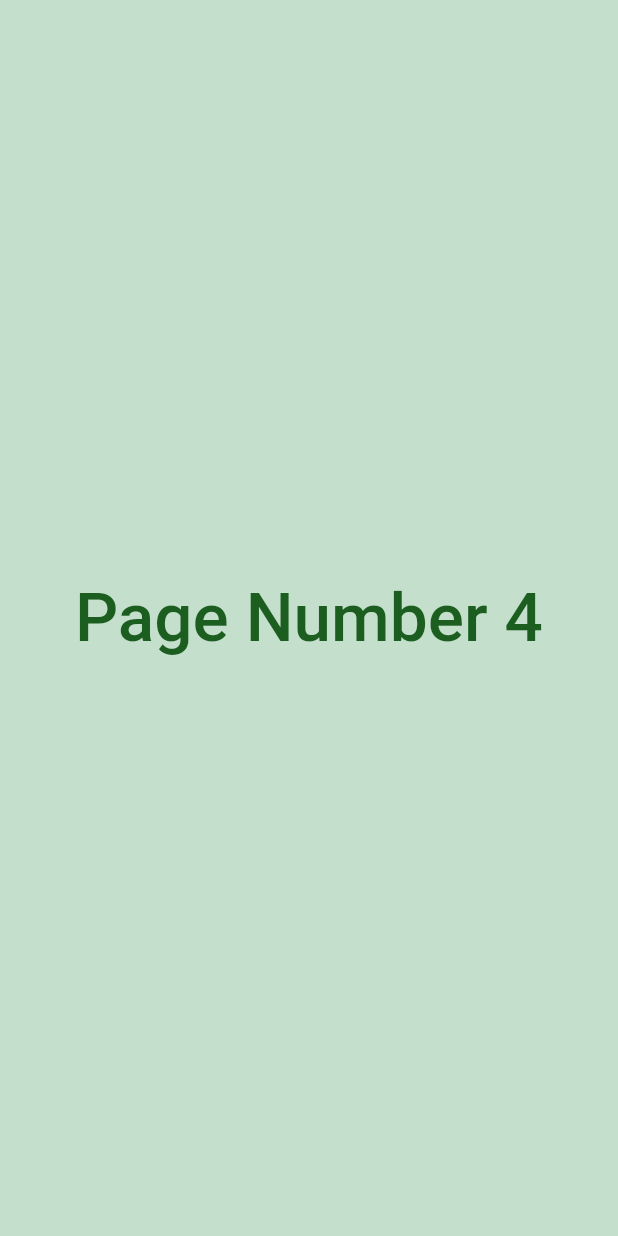
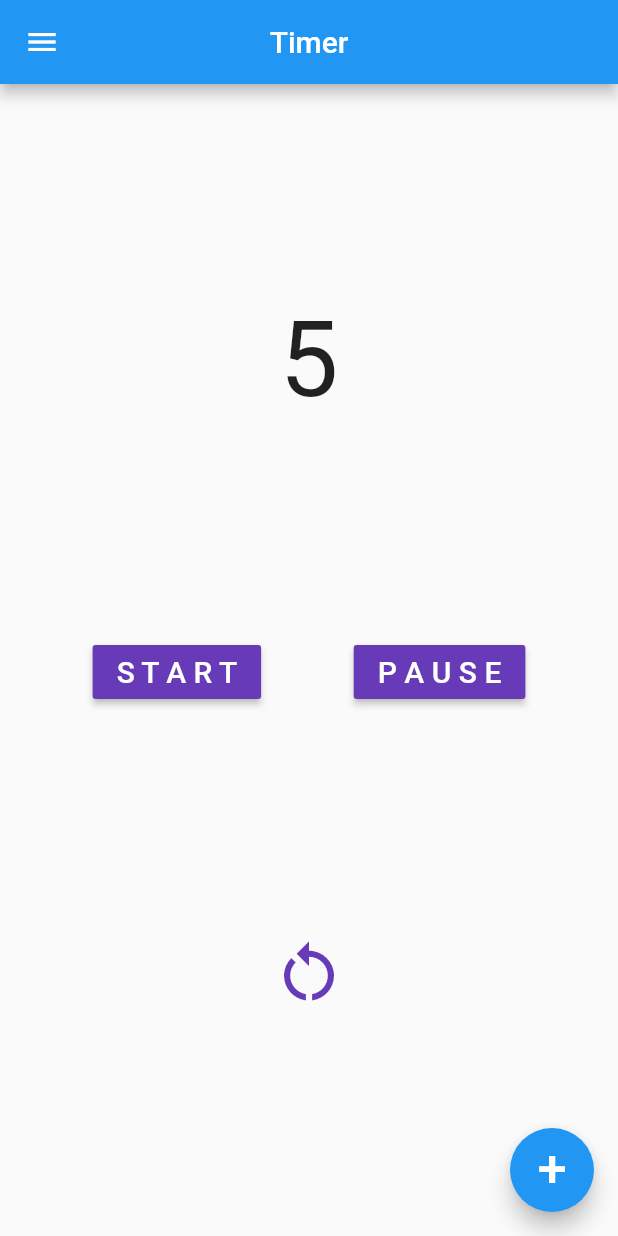
Before and after one commit to Rishikesh-278/Authentication, a Flutter app: the TimerPage screen opened directly, on a phone screen of 412 x 824 dp. Run offline on Flutter 3.47's test engine with Material 2 defaults, Android fonts, the phone set to English and light mode, and no system bars; our stand-ins replace firebase_auth, firebase_core, google_sign_in; accounts and stored records are empty.

Commit message:
Added the drawer to a seperate page (drawer.dart) optimized imports and added a Timer.dart

```diff
--- a/lib/AuthService.dart
+++ b/lib/AuthService.dart
@@ -1,9 +1,8 @@
+import 'package:authentication/LoginPage.dart';
 import 'package:authentication/MainPage.dart';
-import 'package:authentication/LoginPage.dart';
+import 'package:firebase_auth/firebase_auth.dart';
 import 'package:flutter/material.dart';
-import 'package:firebase_auth/firebase_auth.dart';
 import 'package:google_sign_in/google_sign_in.dart';
-import 'package:http/http.dart' as http;
 
 class AuthService {
 
--- a/lib/MainPage.dart
+++ b/lib/MainPage.dart
@@ -10,6 +10,8 @@ class MainPage extends StatefulWidget {
 }
 
 class _MainPageState extends State<MainPage> {
+
+
   int _CurrentIndex = 0;
 
   void onTapped(int index) {
@@ -22,6 +24,7 @@ class _MainPageState extends State<MainPage> {
     Home(),
     TimerPage(),
   ];
+
 
   @override
   Widget build(BuildContext context) {
@@ -41,4 +44,6 @@ class _MainPageState extends State<MainPage> {
       ],
     );
   }
+
+
 }
--- a/lib/Screens/Timer.dart
+++ b/lib/Screens/Timer.dart
@@ -1,4 +1,6 @@
 import 'package:flutter/material.dart';
+import 'package:authentication/components/drawer.dart';
+import 'dart:async';
 
 class TimerPage extends StatefulWidget {
   const TimerPage({Key? key}) : super(key: key);
@@ -8,19 +10,88 @@ class TimerPage extends StatefulWidget {
 }
 
 class _TimerPageState extends State<TimerPage> {
+
+  Timer? timer;
+
+  int timeLeft = 5;
+
+  void _StartCountDown() {
+    Timer.periodic(const Duration(seconds: 1), (timer) {
+      setState(() {
+        if (timeLeft > 0) {
+          timeLeft--;
+        } else {
+          timer.cancel();
+        }
+      });
+    });
+  }
+
+  void _StopTimer()
+  {
+    timer?.cancel();
+  }
+
   @override
   Widget build(BuildContext context) {
-    return Container(
-      color: const Color(0xffC4DFCB),
-      child: Center(
-        child: Text(
-          "Page Number 4",
-          style: TextStyle(
-            color: Colors.green[900],
-            fontSize: 45,
-            fontWeight: FontWeight.w500,
-          ),
+    return Scaffold(
+      appBar: AppBar(
+        title: const Text("Timer"),
+        centerTitle: true,
+      ),
+      drawer: const SafeDrawer(),
+      body: Center(
+        child: Column(
+          mainAxisAlignment: MainAxisAlignment.spaceEvenly,
+          children: <Widget>[
+            Text(
+              timeLeft.toString(),
+              style: const TextStyle(fontSize: 70),
+            ),
+            Row(
+              mainAxisAlignment: MainAxisAlignment.spaceEvenly,
+              children: <Widget>[
+                MaterialButton(
+                  color: Colors.deepPurple,
+                  onPressed: () {
+                    _StartCountDown();
+                  },
+                  child: const Text(
+                    "S T A R T",
+                    style: TextStyle(color: Colors.white, fontSize: 20),
+                  ),
+                ), //Start
+                MaterialButton(
+                  color: Colors.deepPurple,
+                  onPressed: () {
+                    _StopTimer();
+                  },
+                  child: const Text(
+                    "P A U S E",
+                    style: TextStyle(color: Colors.white, fontSize: 20),
+                  ),
+                ), //Pause
+              ],
+            ),
+            IconButton(
+              iconSize: 50,
+              color: Colors.deepPurple,
+                onPressed: () {
+                timeLeft = 5;
+                },
+                icon: const Icon(
+                  Icons.restart_alt_sharp,
+                ),
+            ),
+          ],
         ),
+      ),
+      floatingActionButton: FloatingActionButton(
+        onPressed: () {
+          timeLeft = timeLeft + 10;
+        },
+        child: const Text("+",
+        style: TextStyle(fontSize: 35),),
       ),
     );
   }
```
Also changed, not shown: lib/Screens/Home.dart (+2 -56 lines), lib/components/drawer.dart (added, +76 -0 lines).
